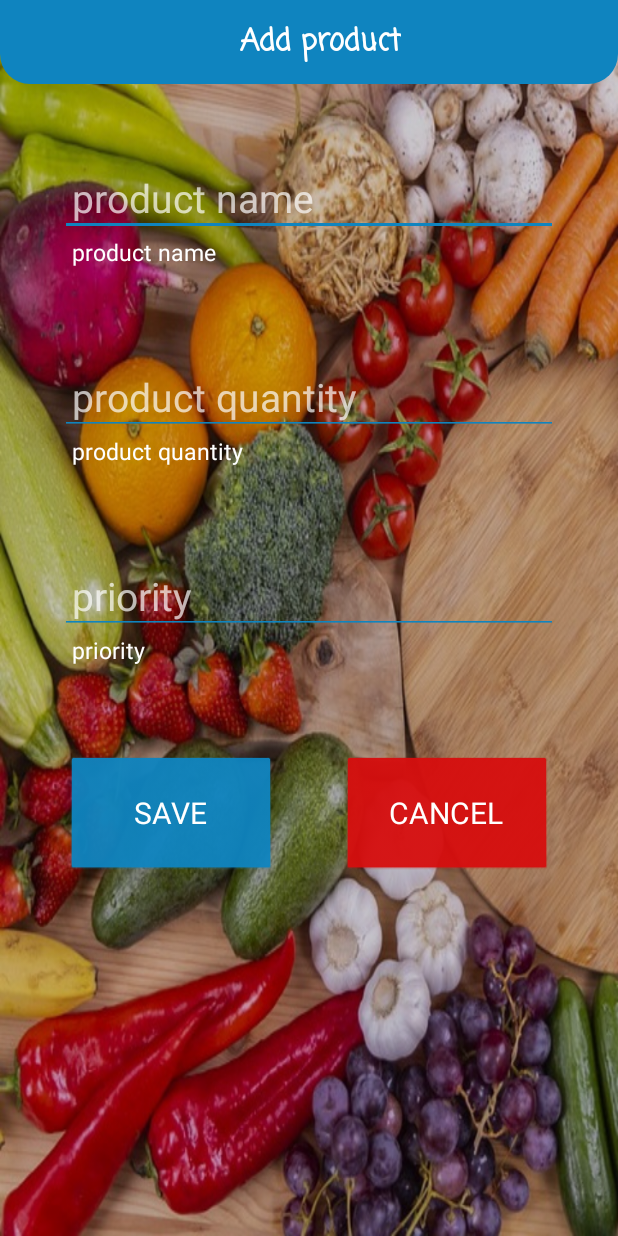
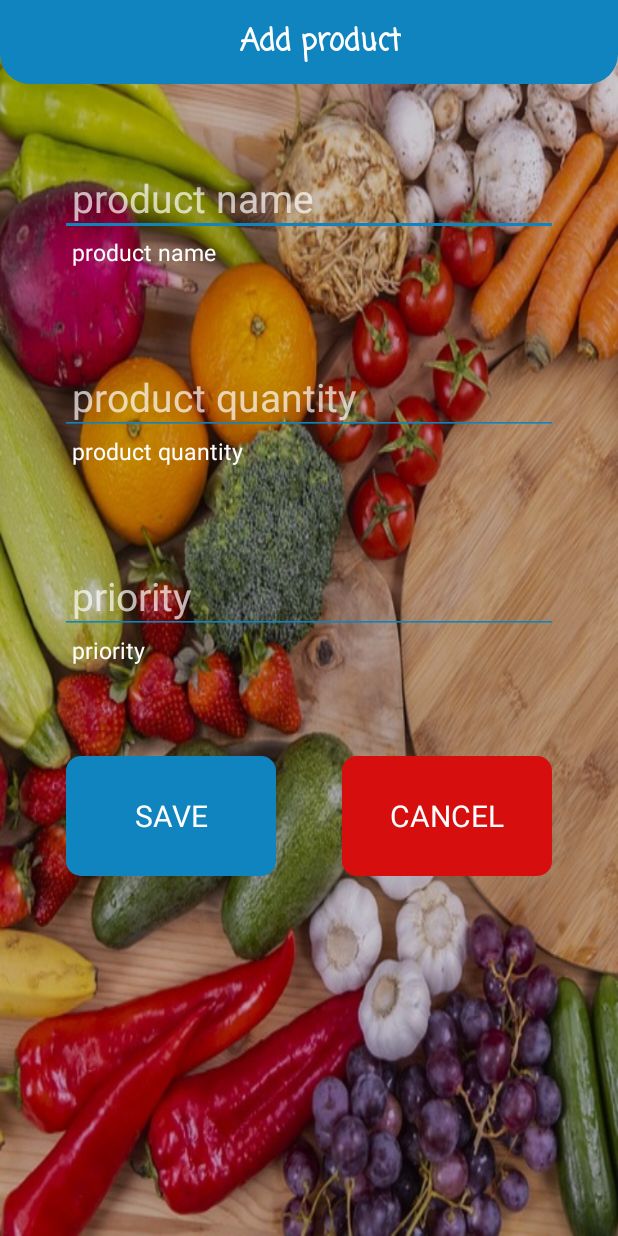
Before and after one commit to natalia-mus/ShoppingList, an Android app: the AddProductActivity screen opened directly, with no data from a screen before it, on a phone screen of 412 x 824 dp. Run offline under Robolectric (Android 15) with nearby library versions, the phone set to English and light mode, and no system bars; 1 statement that could not run was skipped.

Commit message:
Button background

```diff
--- /dev/null
+++ b/app/src/main/res/drawable/button_background.xml
@@ -0,0 +1,6 @@
+<?xml version="1.0" encoding="utf-8"?>
+<shape xmlns:android="http://schemas.android.com/apk/res/android"
+    android:shape="rectangle">
+    <corners android:radius="10dp" />
+    <solid android:color="@color/sea_blue_dark" />
+</shape>
--- a/app/src/main/res/values-night/themes.xml
+++ b/app/src/main/res/values-night/themes.xml
@@ -28,8 +28,9 @@
     </style>
 
     <style name="Theme.ShoppingList.Button" parent="@android:style/Widget.Button">
-        <item name="android:textColor">@color/sea_blue_dark</item>
-        <item name="android:textAllCaps">true</item>
+        <item name="android:textAllCaps">true</item>-->
+        <item name="android:background">@drawable/button_background</item>
+        <item name="backgroundTint">@color/sea_blue_dark</item>
     </style>
 
     <style name="Theme.ShoppingList.PopupTheme" parent="Widget.AppCompat.PopupMenu.Overflow">
--- a/app/src/main/res/values/colors.xml
+++ b/app/src/main/res/values/colors.xml
@@ -2,7 +2,6 @@
 <resources>
     <color name="sea_blue_light">#1BA8F0</color>
     <color name="sea_blue_dark">#0F84BF</color>
-    <color name="sea_blue_faded">#95D3F3</color>
     <color name="black">#FF000000</color>
     <color name="white">#FFFFFFFF</color>
     <color name="transparent_black">#4C000000</color>
--- a/app/src/main/res/values/themes.xml
+++ b/app/src/main/res/values/themes.xml
@@ -28,8 +28,9 @@
     </style>
 
     <style name="Theme.ShoppingList.Button" parent="@android:style/Widget.Button">
-        <item name="android:textColor">@color/sea_blue_dark</item>
-        <item name="android:textAllCaps">true</item>
+        <item name="android:textAllCaps">true</item>-->
+        <item name="android:background">@drawable/button_background</item>
+        <item name="backgroundTint">@color/sea_blue_dark</item>
     </style>
 
     <style name="Theme.ShoppingList.PopupTheme" parent="Widget.AppCompat.PopupMenu.Overflow">
```
